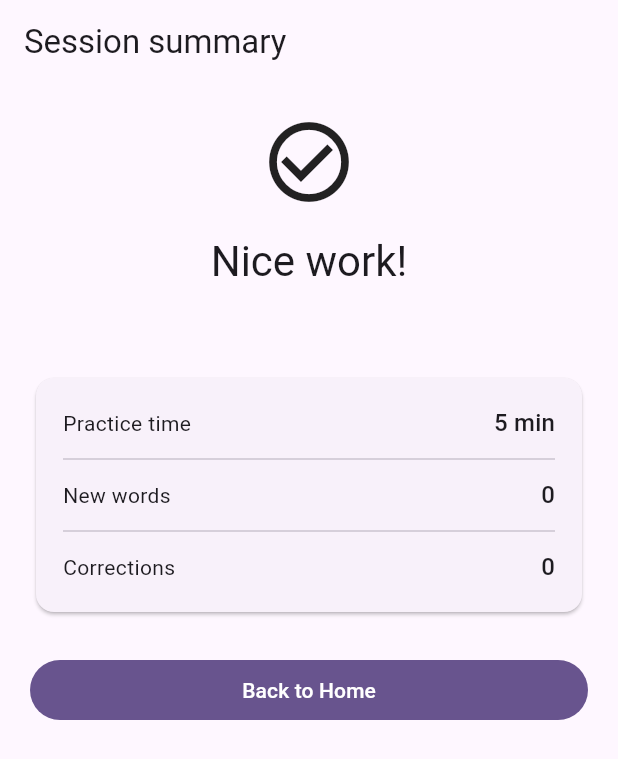
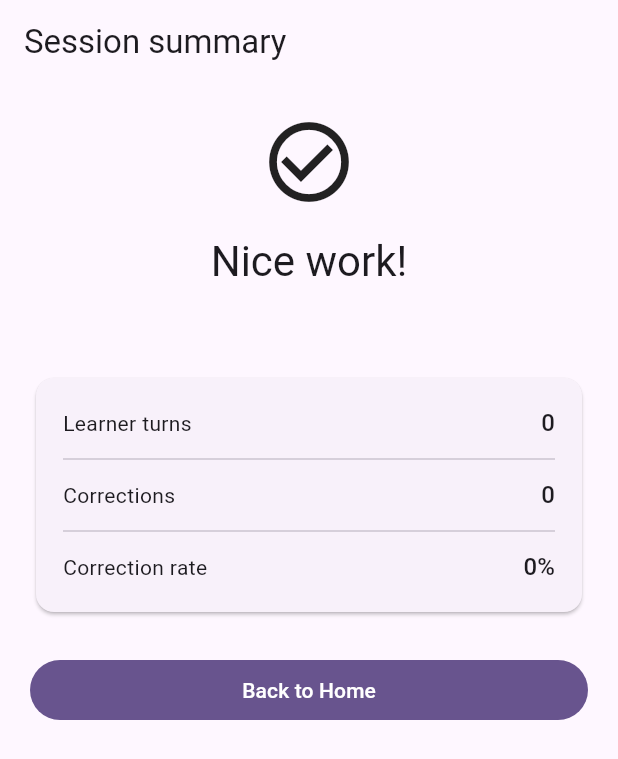
Before and after one commit to HekmatMg/lingomind, a Flutter app: the SessionSummaryScreen screen opened directly with empty values, on a phone screen of 412 x 824 dp. Shown: the top 759 px of the screen. Run offline on Flutter 3.47's test engine with Material 3 defaults, Android fonts, the phone set to English and light mode, and no system bars.

Commit message:
feat(progress): show real session result in summary

```diff
--- a/apps/client/lib/presentation/screens/session_summary_screen.dart
+++ b/apps/client/lib/presentation/screens/session_summary_screen.dart
@@ -1,11 +1,17 @@
 import 'package:flutter/material.dart';
 
 import '../../domain/entities/scenario.dart';
+import '../../domain/entities/session_result.dart';
 
 class SessionSummaryScreen extends StatelessWidget {
-  const SessionSummaryScreen({super.key, required this.scenario});
+  const SessionSummaryScreen({
+    super.key,
+    required this.scenario,
+    required this.result,
+  });
 
   final Scenario scenario;
+  final SessionResult result;
 
   @override
   Widget build(BuildContext context) {
@@ -28,16 +34,25 @@ class SessionSummaryScreen extends StatelessWidget {
             style: Theme.of(context).textTheme.titleMedium,
           ),
           const SizedBox(height: 24),
-          const Card(
+          Card(
             child: Padding(
-              padding: EdgeInsets.all(18),
+              padding: const EdgeInsets.all(18),
               child: Column(
                 children: [
-                  _SummaryRow(label: 'Practice time', value: '5 min'),
-                  Divider(height: 24),
-                  _SummaryRow(label: 'New words', value: '0'),
-                  Divider(height: 24),
-                  _SummaryRow(label: 'Corrections', value: '0'),
+                  _SummaryRow(
+                    label: 'Learner turns',
+                    value: '${result.turnCount}',
+                  ),
+                  const Divider(height: 24),
+                  _SummaryRow(
+                    label: 'Corrections',
+                    value: '${result.correctionCount}',
+                  ),
+                  const Divider(height: 24),
+                  _SummaryRow(
+                    label: 'Correction rate',
+                    value: '${(result.correctionRate * 100).round()}%',
+                  ),
                 ],
               ),
             ),
```
